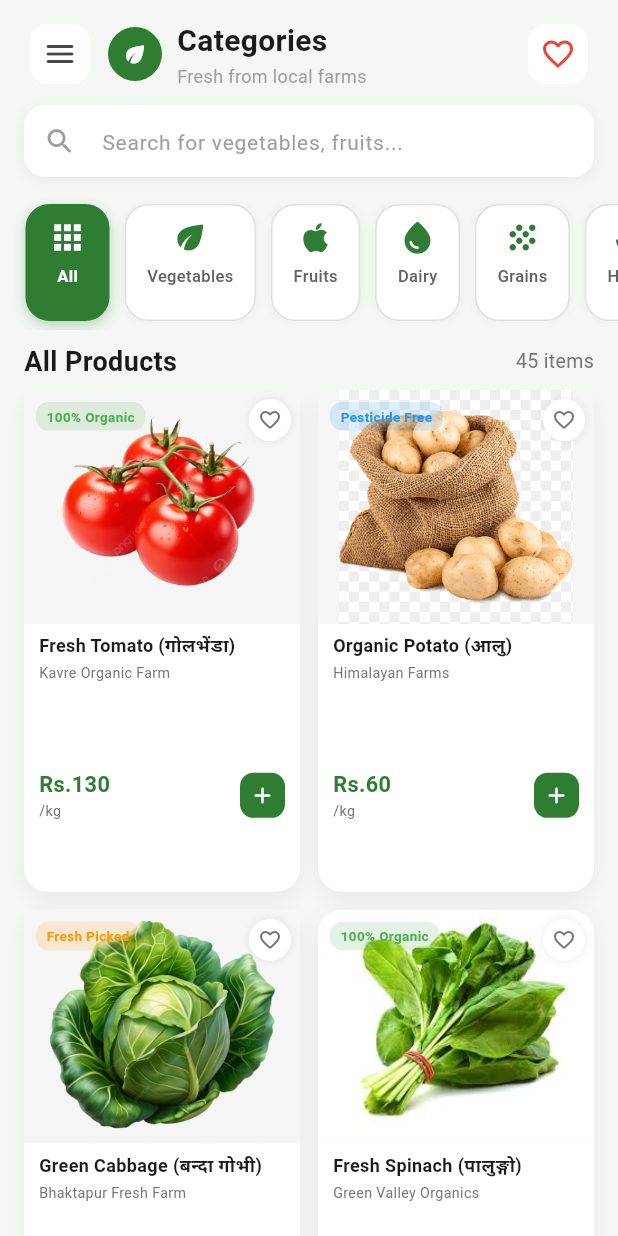
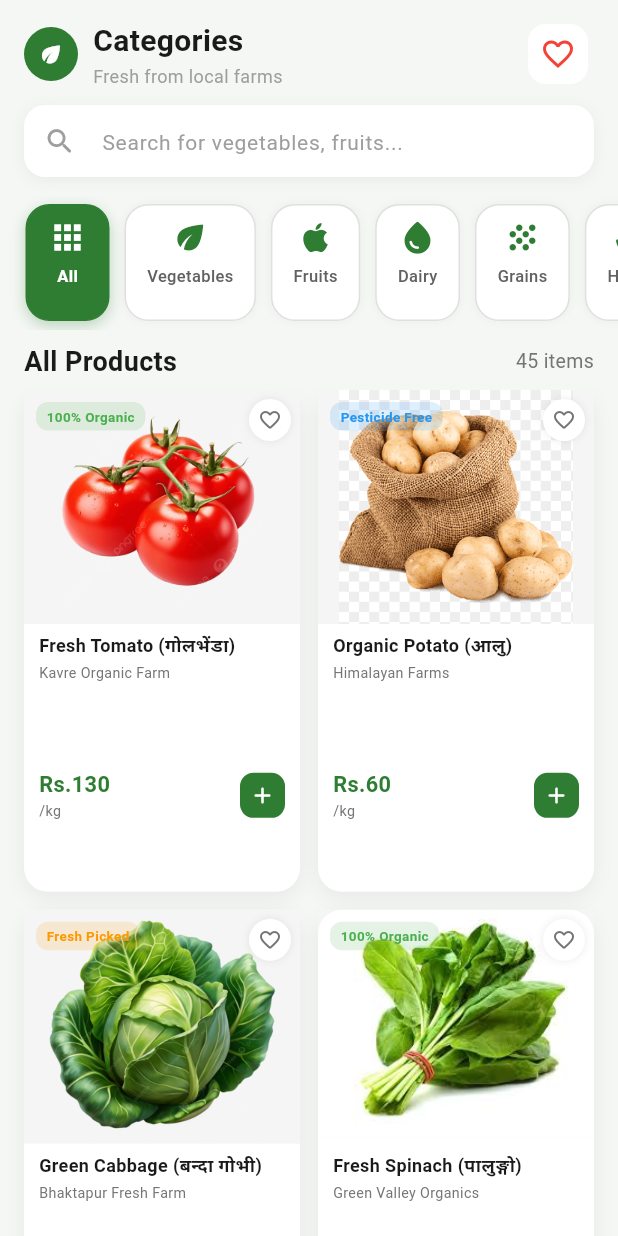
Before and after one commit to Biraj1122/AgriDirect-Nepal, a Flutter app: the CategoriesScreen screen opened directly with empty values, on a phone screen of 412 x 824 dp. Run offline on Flutter 3.47's test engine with Material 3 defaults, Android fonts, the phone set to English and light mode, and no system bars; our stand-ins replace cloud_firestore, firebase_auth, firebase_core, geocoding, geolocator, shared_preferences; missing offline and left inert: maplibre_gl; accounts and stored records are empty.

Commit message:
removed hamburger button from the category screen

```diff
--- a/lib/screens/categories_screen.dart
+++ b/lib/screens/categories_screen.dart
@@ -169,17 +169,7 @@ class _CategoriesScreenState extends State<CategoriesScreen> {
       padding: const EdgeInsets.fromLTRB(16, 12, 16, 6),
       child: Row(
         children: [
-          Builder(
-            builder: (context) => IconButton(
-              onPressed: () => Scaffold.of(context).openDrawer(),
-              icon: const Icon(Icons.menu_rounded),
-              style: IconButton.styleFrom(
-                backgroundColor: Colors.white,
-                shape: RoundedRectangleBorder(borderRadius: BorderRadius.circular(12)),
-              ),
-            ),
-          ),
-          const SizedBox(width: 8),
+          // ✅ Hamburger icon removed here
           const CircleAvatar(
             radius: 18,
             backgroundColor: Color(0xFF2E7D32),
@@ -433,29 +423,7 @@ class _CategoriesScreenState extends State<CategoriesScreen> {
       },
       child: Scaffold(
         backgroundColor: const Color(0xFFF5F7F5),
-      drawer: Drawer(
-        child: ListView(
-          padding: EdgeInsets.zero,
-          children: [
-            const DrawerHeader(
-              decoration: BoxDecoration(color: Color(0xFF2E7D32)),
-              child: Text('AgriDirect Nepal', style: TextStyle(color: Colors.white, fontSize: 22, fontWeight: FontWeight.bold)),
-            ),
-            ListTile(
-              leading: const Icon(Icons.favorite_rounded),
-              title: Text('Favorites (${widget.externalFavouriteProducts.length})'),
-              onTap: () { Navigator.pop(context); _openFavoritesPage(); },
-            ),
-            ListTile(
-              leading: const Icon(Icons.shopping_cart_rounded),
-              title: const Text('Cart'),
-              onTap: () {
-                Navigator.pop(context);
-              },
-            ),
-          ],
-        ),
-      ),
+        // ✅ drawer: removed entirely here
         body: SafeArea(
           child: Column(
             children: [
```
Also changed, not shown: pubspec.lock, 1 other file. Lines whose indentation alone changed are shown as unchanged.
